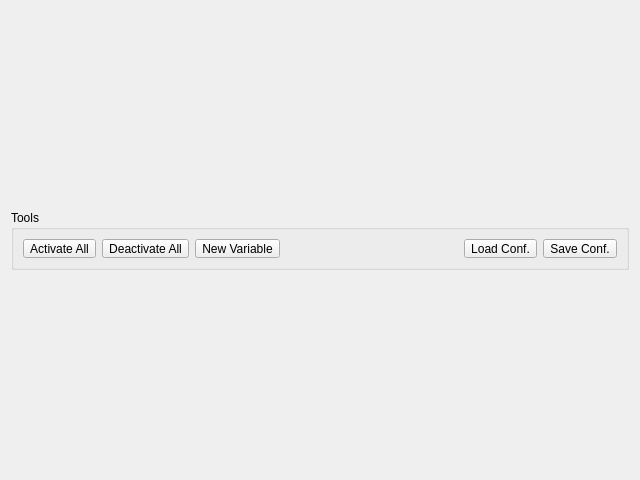
Old version of the form NetworkViewer/GUI/src/ModuleConfigurationView.ui in the repository francoisferland/networkviewer.
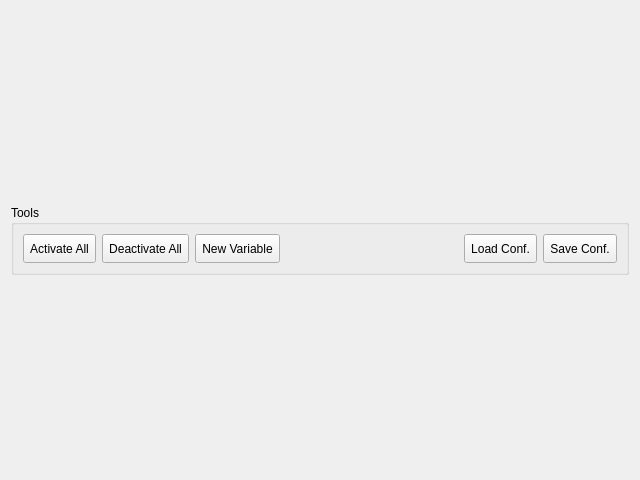
New version of the form.

Commit message: fixed button size

```diff
--- a/NetworkViewer/GUI/src/ModuleConfigurationView.ui
+++ b/NetworkViewer/GUI/src/ModuleConfigurationView.ui
@@ -34,10 +34,16 @@
   <layout class="QVBoxLayout" name="verticalLayout">
    <item>
     <widget class="QGroupBox" name="groupBox">
+     <property name="sizePolicy">
+      <sizepolicy hsizetype="MinimumExpanding" vsizetype="MinimumExpanding">
+       <horstretch>0</horstretch>
+       <verstretch>0</verstretch>
+      </sizepolicy>
+     </property>
      <property name="maximumSize">
       <size>
        <width>16777215</width>
-       <height>60</height>
+       <height>70</height>
       </size>
      </property>
      <property name="title">
@@ -46,6 +52,12 @@
      <layout class="QHBoxLayout" name="horizontalLayout">
       <item>
        <widget class="QToolButton" name="toolButton_Activate">
+        <property name="sizePolicy">
+         <sizepolicy hsizetype="MinimumExpanding" vsizetype="MinimumExpanding">
+          <horstretch>0</horstretch>
+          <verstretch>0</verstretch>
+         </sizepolicy>
+        </property>
         <property name="text">
          <string>Activate All</string>
         </property>
@@ -53,6 +65,12 @@
       </item>
       <item>
        <widget class="QToolButton" name="toolButton_Deactivate">
+        <property name="sizePolicy">
+         <sizepolicy hsizetype="MinimumExpanding" vsizetype="MinimumExpanding">
+          <horstretch>0</horstretch>
+          <verstretch>0</verstretch>
+         </sizepolicy>
+        </property>
         <property name="text">
          <string>Deactivate All</string>
         </property>
@@ -63,6 +81,12 @@
         <property name="enabled">
          <bool>true</bool>
         </property>
+        <property name="sizePolicy">
+         <sizepolicy hsizetype="MinimumExpanding" vsizetype="MinimumExpanding">
+          <horstretch>0</horstretch>
+          <verstretch>0</verstretch>
+         </sizepolicy>
+        </property>
         <property name="text">
          <string>New Variable</string>
         </property>
@@ -86,6 +110,12 @@
         <property name="enabled">
          <bool>true</bool>
         </property>
+        <property name="sizePolicy">
+         <sizepolicy hsizetype="MinimumExpanding" vsizetype="MinimumExpanding">
+          <horstretch>0</horstretch>
+          <verstretch>0</verstretch>
+         </sizepolicy>
+        </property>
         <property name="text">
          <string>Load Conf.</string>
         </property>
@@ -96,6 +126,12 @@
         <property name="enabled">
          <bool>true</bool>
         </property>
+        <property name="sizePolicy">
+         <sizepolicy hsizetype="MinimumExpanding" vsizetype="MinimumExpanding">
+          <horstretch>0</horstretch>
+          <verstretch>0</verstretch>
+         </sizepolicy>
+        </property>
         <property name="text">
          <string>Save Conf.</string>
         </property>
```
